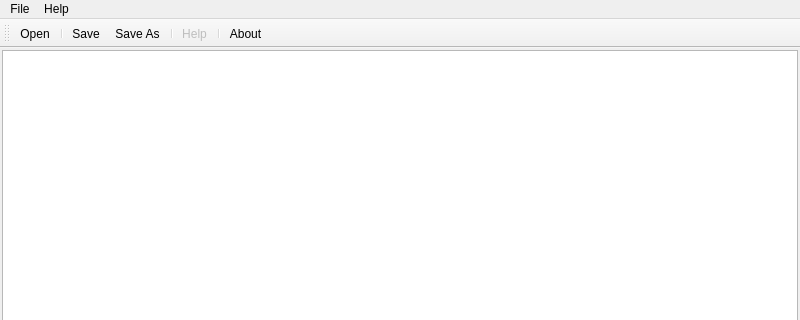
Before: the Qt Designer form ui/mainwindow.ui in rohan-singh1/Kommadek, drawn with Qt 5; both pictures show x 0 to 800 and y 0 to 320 of the 800 by 600 pixel window.
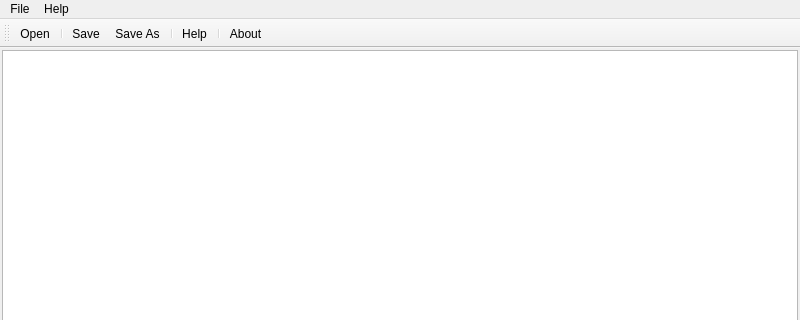
After: the same form once the commit is applied. Icons and pictures are not drawn.

Commit message: Window and dialog icons added for Windows

Diff of the .ui file:
```diff
--- a/ui/mainwindow.ui
+++ b/ui/mainwindow.ui
@@ -296,7 +296,7 @@
   </action>
   <action name="actionHelp">
    <property name="enabled">
-    <bool>false</bool>
+    <bool>true</bool>
    </property>
    <property name="icon">
     <iconset resource="../resources/kommadekresources.qrc">
```
Left out of the diff: 6 changed lines with no effect on the pictures. The commit also changes 1 other file.
